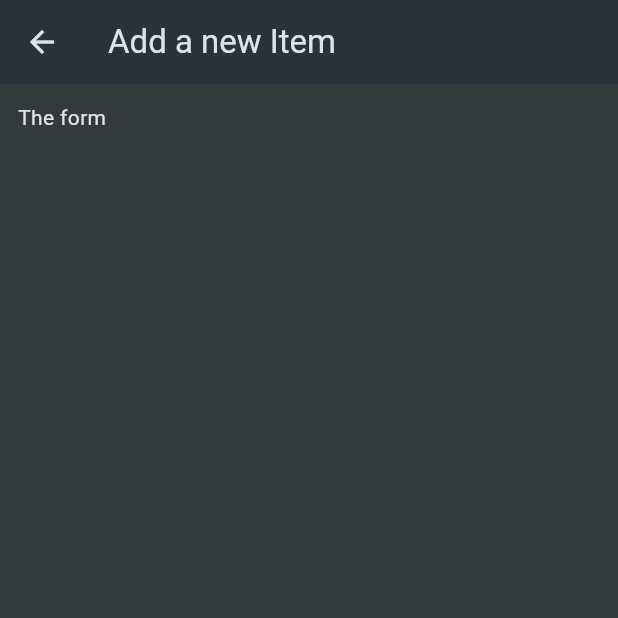
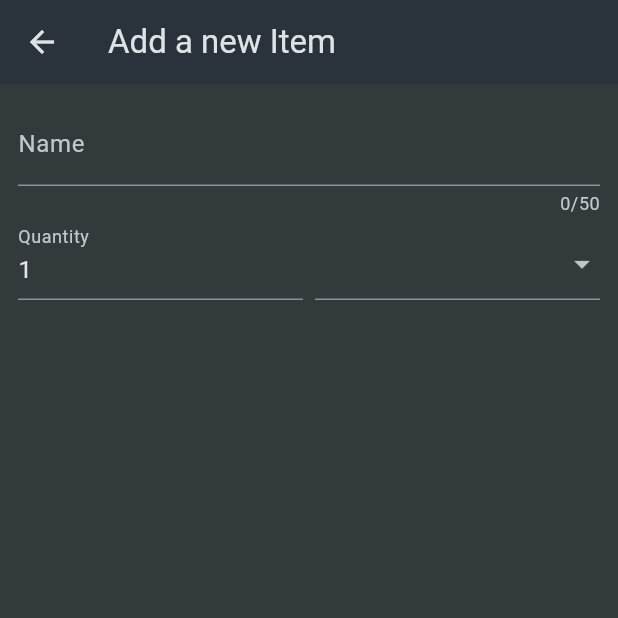
Before and after one commit to realbronoh/shopping-list, a Flutter app: the NewItem screen opened directly, on a phone screen of 412 x 824 dp, the top half of it. Run offline on Flutter 3.47's test engine with Material 3 defaults, Android fonts, the phone set to English and light mode, and no system bars.

Commit message:
Form baseline using TextFormField & DropdownButtonFormField

```diff
--- a/lib/models/category.dart
+++ b/lib/models/category.dart
@@ -14,7 +14,7 @@ enum Categories {
 }
 
 class Category {
-  const Category(this.name, this.color);
-  final String name;
+  const Category(this.title, this.color);
+  final String title;
   final Color color;
 }
--- a/lib/widgets/new_item.dart
+++ b/lib/widgets/new_item.dart
@@ -1,4 +1,5 @@
 import 'package:flutter/material.dart';
+import 'package:shopping_list/data/categories.dart';
 
 class NewItem extends StatefulWidget {
   const NewItem({super.key});
@@ -16,7 +17,52 @@ class _NewItemState extends State<NewItem> {
       ),
       body: Padding(
         padding: const EdgeInsets.all(12),
-        child: Text('The form'),
+        child: Form(
+          child: Column(
+            children: [
+              TextFormField(
+                maxLength: 50,
+                decoration: const InputDecoration(
+                  label: Text('Name'),
+                ),
+                // validator: (value) {},
+              ), // instead of TextField
+              Row(
+                crossAxisAlignment: CrossAxisAlignment.end,
+                children: [
+                  Expanded(
+                    child: TextFormField(
+                      decoration: const InputDecoration(
+                        label: Text('Quantity'),
+                      ),
+                      initialValue: '1',
+                    ),
+                  ),
+                  const SizedBox(width: 8),
+                  Expanded(
+                    child: DropdownButtonFormField(items: [
+                      for (final category in categories.values)
+                        DropdownMenuItem(
+                          value: category,
+                          child: Row(
+                            children: [
+                              Container(
+                                width: 16,
+                                height: 16,
+                                color: category.color,
+                              ),
+                              const SizedBox(width: 6),
+                              Text(category.title)
+                            ],
+                          ),
+                        )
+                    ], onChanged: (value) {}),
+                  ),
+                ],
+              )
+            ],
+          ),
+        ),
       ),
     );
   }
```
